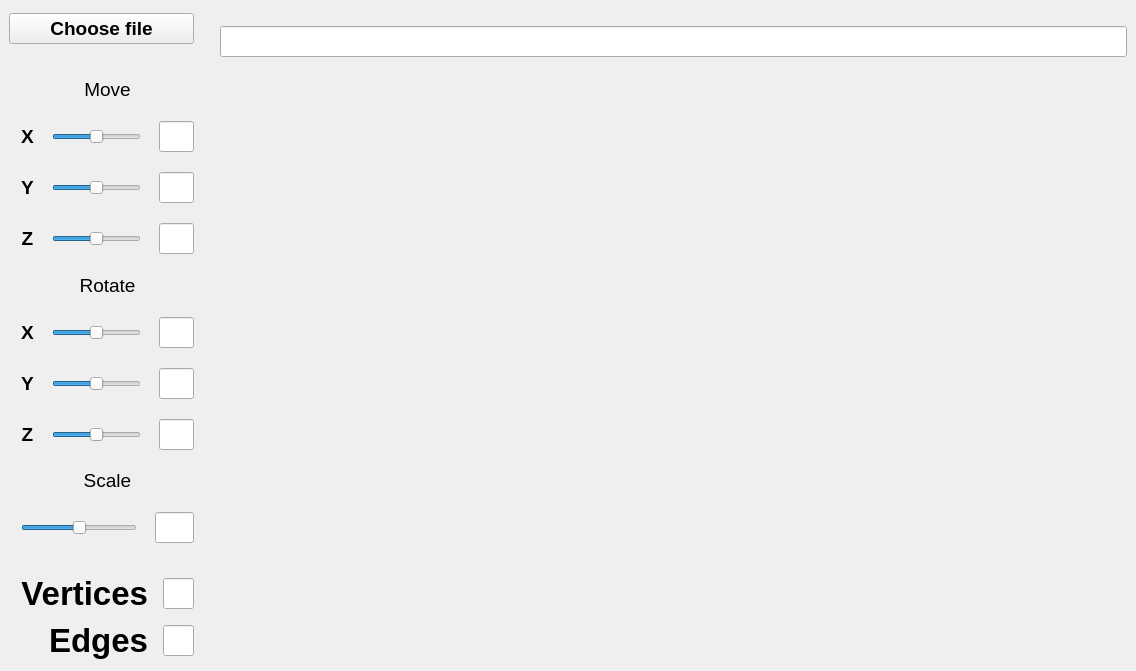
Qt form src/viewer/mainwindow.ui (GrusnyDance/3dViewer) before a commit.
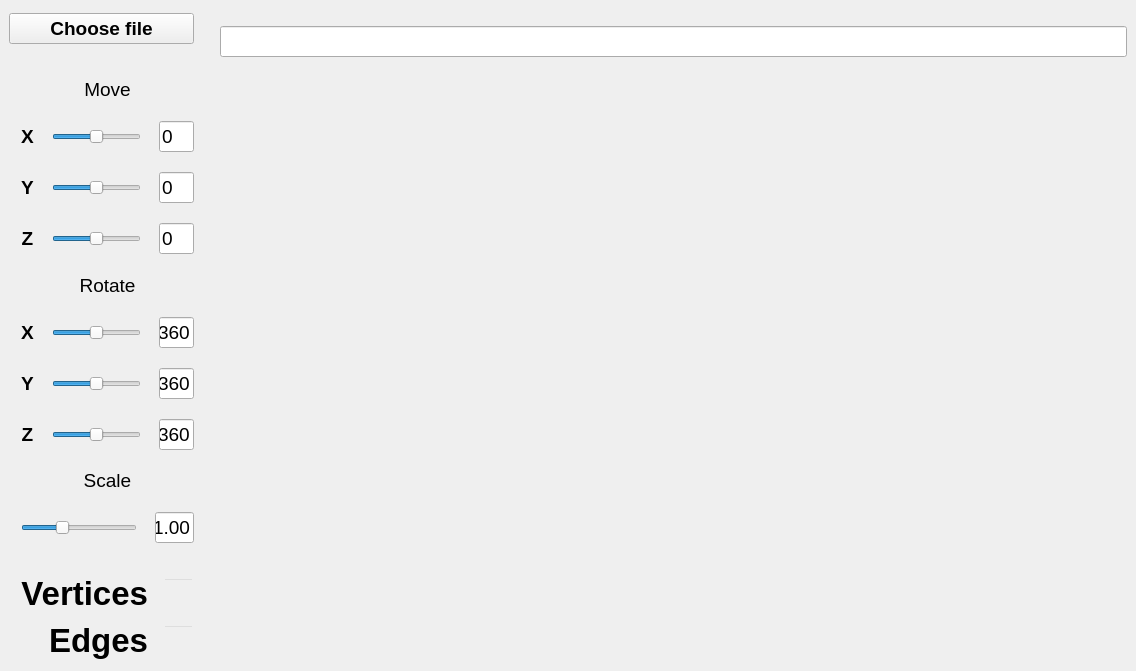
The same form after that commit.

Diff of the .ui file:
```diff
--- a/src/viewer/mainwindow.ui
+++ b/src/viewer/mainwindow.ui
@@ -81,6 +81,12 @@
           <pointsize>14</pointsize>
          </font>
         </property>
+        <property name="focusPolicy">
+         <enum>Qt::StrongFocus</enum>
+        </property>
+        <property name="text">
+         <string>0</string>
+        </property>
        </widget>
       </item>
       <item row="2" column="0">
@@ -143,6 +149,12 @@
           <pointsize>14</pointsize>
          </font>
         </property>
+        <property name="focusPolicy">
+         <enum>Qt::StrongFocus</enum>
+        </property>
+        <property name="text">
+         <string>0</string>
+        </property>
        </widget>
       </item>
       <item row="1" column="1">
@@ -238,6 +250,12 @@
           <pointsize>14</pointsize>
          </font>
         </property>
+        <property name="focusPolicy">
+         <enum>Qt::StrongFocus</enum>
+        </property>
+        <property name="text">
+         <string>0</string>
+        </property>
        </widget>
       </item>
       <item row="3" column="1">
@@ -344,6 +362,12 @@
           <pointsize>14</pointsize>
          </font>
         </property>
+        <property name="focusPolicy">
+         <enum>Qt::StrongFocus</enum>
+        </property>
+        <property name="text">
+         <string>360</string>
+        </property>
        </widget>
       </item>
       <item row="1" column="2">
@@ -366,6 +390,12 @@
           <pointsize>14</pointsize>
          </font>
         </property>
+        <property name="focusPolicy">
+         <enum>Qt::StrongFocus</enum>
+        </property>
+        <property name="text">
+         <string>360</string>
+        </property>
        </widget>
       </item>
       <item row="3" column="0">
@@ -461,6 +491,12 @@
           <pointsize>14</pointsize>
          </font>
         </property>
+        <property name="focusPolicy">
+         <enum>Qt::StrongFocus</enum>
+        </property>
+        <property name="text">
+         <string>360</string>
+        </property>
        </widget>
       </item>
       <item row="2" column="1">
@@ -559,10 +595,16 @@
          </sizepolicy>
         </property>
         <property name="minimum">
-         <number>-10</number>
+         <number>0</number>
         </property>
         <property name="maximum">
-         <number>10</number>
+         <number>300</number>
+        </property>
+        <property name="singleStep">
+         <number>1</number>
+        </property>
+        <property name="value">
+         <number>100</number>
         </property>
         <property name="orientation">
          <enum>Qt::Horizontal</enum>
@@ -589,6 +631,12 @@
           <pointsize>14</pointsize>
          </font>
         </property>
+        <property name="focusPolicy">
+         <enum>Qt::StrongFocus</enum>
+        </property>
+        <property name="text">
+         <string>1.00</string>
+        </property>
        </widget>
       </item>
       <item row="0" column="0" colspan="2">
@@ -662,6 +710,15 @@
           <pointsize>14</pointsize>
          </font>
         </property>
+        <property name="focusPolicy">
+         <enum>Qt::NoFocus</enum>
+        </property>
+        <property name="styleSheet">
+         <string notr="true">QLineEdit {
+	color: white;
+	background-color: transparent;
+}</string>
+        </property>
        </widget>
       </item>
       <item row="1" column="1">
@@ -672,6 +729,15 @@
           <pointsize>14</pointsize>
          </font>
         </property>
+        <property name="focusPolicy">
+         <enum>Qt::NoFocus</enum>
+        </property>
+        <property name="styleSheet">
+         <string notr="true">QLineEdit {
+	color: white;
+	background-color: transparent;
+}</string>
+        </property>
        </widget>
       </item>
       <item row="1" column="0">
```
